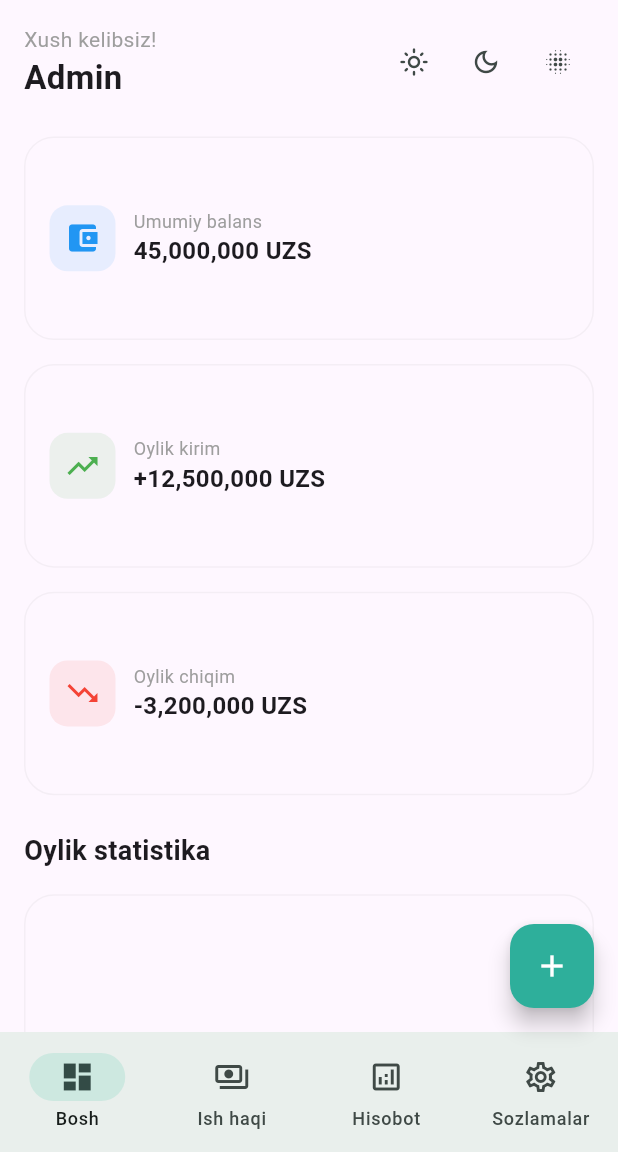
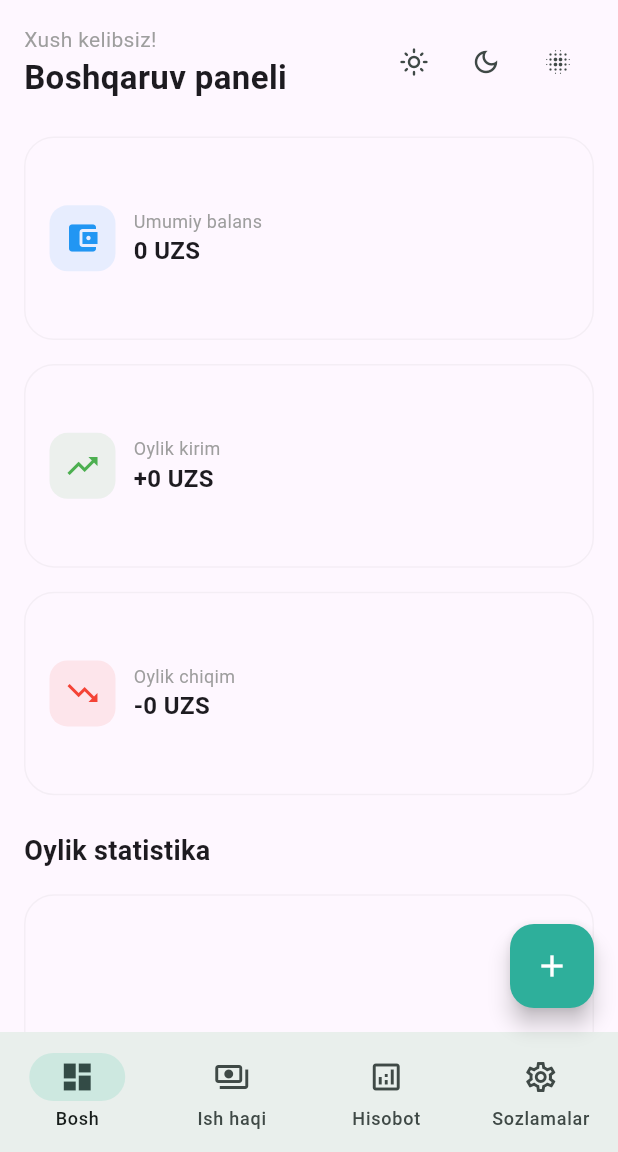
Before and after one commit to aka-FinGo/cabix, a Flutter app: the DashboardScreen screen opened by its route, on a phone screen of 412 x 824 dp, the part 84-1236 px from its top. Run offline on Flutter 3.47's test engine with Material 3 defaults, Android fonts, the light colour scheme and no system bars; our stand-ins replace flutter_riverpod, go_router, supabase_flutter; accounts and stored records are empty.

Commit message:
Update dashboard_screen.dart

```diff
--- a/lib/features/dashboard/dashboard_screen.dart
+++ b/lib/features/dashboard/dashboard_screen.dart
@@ -2,6 +2,8 @@
 import 'package:flutter/material.dart';
 import 'package:flutter_riverpod/flutter_riverpod.dart';
 import '../../core/theme/theme_provider.dart';
+import '../transactions/transaction_repository.dart';
+import 'dashboard_provider.dart';
 
 class DashboardScreen extends ConsumerWidget {
   const DashboardScreen({super.key});
@@ -11,27 +13,53 @@
     final currentTheme = ref.watch(themeProvider);
     final bool isGlass = currentTheme == AppThemeMode.glass;
 
+    // Ma'lumotlarni provayderlardan olish
+    final statsAsync = ref.watch(statsProvider);
+    final pendingAsync = ref.watch(pendingSalariesProvider);
+
     return Scaffold(
       body: Container(
         decoration: isGlass ? const BoxDecoration(
           gradient: LinearGradient(
-            colors: [Color(0xFF0F6659), Color(0xFF2EAF9B)], // Fintech ranglari
+            colors: [Color(0xFF0F6659), Color(0xFF2EAF9B)],
             begin: Alignment.topLeft,
             end: Alignment.bottomRight,
           ),
         ) : null,
+        child: RefreshIndicator(
+          onRefresh: () async {
+            ref.invalidate(statsProvider);
+            ref.invalidate(pendingSalariesProvider);
+          },
           child: SingleChildScrollView(
+            physics: const AlwaysScrollableScrollPhysics(),
             padding: const EdgeInsets.all(16.0),
             child: Column(
               crossAxisAlignment: CrossAxisAlignment.start,
               children: [
                 _buildHeader(context, ref),
                 const SizedBox(height: 24),
-              _buildBalanceCards(context),
+
+                // 1. Balans Kartochkalari (Real ma'lumotlar bilan)
+                _buildBalanceCards(context, statsAsync),
+
+                // 2. Tasdiqlash kutilayotgan amallar (Faqat ma'lumot bo'lsa chiqadi)
+                pendingAsync.when(
+                  data: (items) => items.isNotEmpty
+                    ? _buildPendingSection(context, ref, items)
+                    : const SizedBox.shrink(),
+                  loading: () => const Padding(
+                    padding: EdgeInsets.symmetric(vertical: 20),
+                    child: Center(child: LinearProgressIndicator()),
+                  ),
+                  error: (e, _) => const SizedBox.shrink(),
+                ),
+
                 const SizedBox(height: 24),
                 const Text("Oylik statistika", style: TextStyle(fontSize: 18, fontWeight: FontWeight.bold)),
                 const SizedBox(height: 16),
                 _buildMainChart(context),
+
                 const SizedBox(height: 24),
                 const Text("Oxirgi amallar", style: TextStyle(fontSize: 18, fontWeight: FontWeight.bold)),
                 _buildRecentTransactions(),
@@ -39,18 +67,20 @@
             ),
           ),
         ),
+      ),
     );
   }
 
+  // Header bo'limi
   Widget _buildHeader(BuildContext context, WidgetRef ref) {
     return Row(
-      mainAxisAlignment: MainAxisAlignment.spaceBetween, // XATO SHU YERDA TUZATILDI
+      mainAxisAlignment: MainAxisAlignment.spaceBetween,
       children: [
         const Column(
           crossAxisAlignment: CrossAxisAlignment.start,
           children: [
             Text("Xush kelibsiz!", style: TextStyle(fontSize: 14, color: Colors.grey)),
-            Text("Admin", style: TextStyle(fontSize: 22, fontWeight: FontWeight.bold)),
+            Text("Boshqaruv paneli", style: TextStyle(fontSize: 22, fontWeight: FontWeight.bold)),
           ],
         ),
         _ThemeSwitcher(),
@@ -58,10 +88,12 @@
     );
   }
 
-  Widget _buildBalanceCards(BuildContext context) {
+  // Balans kartochkalari vidjeti
+  Widget _buildBalanceCards(BuildContext context, AsyncValue<Map<String, double>> statsAsync) {
+    return statsAsync.when(
+      data: (stats) {
         final width = MediaQuery.of(context).size.width;
         int crossAxisCount = width > 1200 ? 3 : (width > 600 ? 2 : 1);
-
         return GridView.count(
           shrinkWrap: true,
           physics: const NeverScrollableScrollPhysics(),
@@ -69,12 +101,87 @@
           childAspectRatio: 2.8,
           mainAxisSpacing: 16,
           crossAxisSpacing: 16,
-      children: const [
-        _FinanceCard(title: "Umumiy balans", amount: "45,000,000 UZS", icon: Icons.account_balance_wallet, color: Colors.blue),
-        _FinanceCard(title: "Oylik kirim", amount: "+12,500,000 UZS", icon: Icons.trending_up, color: Colors.green),
-        _FinanceCard(title: "Oylik chiqim", amount: "-3,200,000 UZS", icon: Icons.trending_down, color: Colors.red),
+          children: [
+            _FinanceCard(
+              title: "Umumiy balans",
+              amount: "${stats['balance']?.toStringAsFixed(0)} UZS",
+              icon: Icons.account_balance_wallet,
+              color: Colors.blue
+            ),
+            _FinanceCard(
+              title: "Oylik kirim",
+              amount: "+${stats['income']?.toStringAsFixed(0)} UZS",
+              icon: Icons.trending_up,
+              color: Colors.green
+            ),
+            _FinanceCard(
+              title: "Oylik chiqim",
+              amount: "-${stats['expense']?.toStringAsFixed(0)} UZS",
+              icon: Icons.trending_down,
+              color: Colors.red
+            ),
           ],
         );
+      },
+      loading: () => const Center(child: CircularProgressIndicator()),
+      error: (e, _) => Center(child: Text("Xatolik: $e")),
+    );
+  }
+
+  // Tasdiqlash kutilayotgan amallar vidjeti
+  Widget _buildPendingSection(BuildContext context, WidgetRef ref, List<Map<String, dynamic>> items) {
+    return Column(
+      crossAxisAlignment: CrossAxisAlignment.start,
+      children: [
+        const SizedBox(height: 24),
+        Row(
+          children: [
+            const Icon(Icons.pending_actions, color: Colors.orange, size: 20),
+            const SizedBox(width: 8),
+            Text(
+              "Tasdiqlash kutilmoqda (${items.length})",
+              style: const TextStyle(fontSize: 18, fontWeight: FontWeight.bold, color: Colors.orange),
+            ),
+          ],
+        ),
+        const SizedBox(height: 12),
+        ListView.builder(
+          shrinkWrap: true,
+          physics: const NeverScrollableScrollPhysics(),
+          itemCount: items.length,
+          itemBuilder: (context, index) {
+            final item = items[index];
+            return _GlassContainer(
+              margin: const EdgeInsets.only(bottom: 10),
+              child: ListTile(
+                contentPadding: const EdgeInsets.symmetric(horizontal: 12),
+                title: Text("${item['amount_uzs']} UZS", style: const TextStyle(fontWeight: FontWeight.bold)),
+                subtitle: Text("Kimdan: ${item['profiles']?['full_name'] ?? 'Noma\'lum'}\nIzoh: ${item['comment'] ?? '-'}"),
+                trailing: Row(
+                  mainAxisSize: MainAxisSize.min,
+                  children: [
+                    IconButton(
+                      icon: const Icon(Icons.check_circle, color: Colors.green),
+                      onPressed: () => _updateStatus(ref, item['id'], 'confirmed'),
+                    ),
+                    IconButton(
+                      icon: const Icon(Icons.cancel, color: Colors.red),
+                      onPressed: () => _updateStatus(ref, item['id'], 'rejected'),
+                    ),
+                  ],
+                ),
+              ),
+            );
+          },
+        ),
+      ],
+    );
+  }
+
+  Future<void> _updateStatus(WidgetRef ref, String id, String status) async {
+    await ref.read(transactionRepoProvider).updateSalaryStatus(salaryId: id, newStatus: status);
+    ref.invalidate(pendingSalariesProvider);
+    ref.invalidate(statsProvider);
   }
 
   Widget _buildMainChart(BuildContext context) {
@@ -89,28 +196,29 @@
     return ListView.builder(
       shrinkWrap: true,
       physics: const NeverScrollableScrollPhysics(),
-      itemCount: 5,
-      itemBuilder: (context, index) => Card(
-        elevation: 0,
-        color: Colors.transparent,
-        child: ListTile(
+      itemCount: 3,
+      itemBuilder: (context, index) => ListTile(
         contentPadding: EdgeInsets.zero,
-          leading: const CircleAvatar(backgroundColor: Color(0xFFF1F1F1), child: Icon(Icons.shopping_cart, size: 20, color: Colors.black)),
-          title: const Text("Oziq-ovqat", style: TextStyle(fontWeight: FontWeight.w600)),
-          subtitle: const Text("Bugun, 14:20", style: TextStyle(fontSize: 12)),
-          trailing: const Text("-150,000 UZS", style: TextStyle(fontWeight: FontWeight.bold, color: Colors.red)),
-        ),
+        leading: const CircleAvatar(child: Icon(Icons.history, size: 20)),
+        title: const Text("Oxirgi amaliyot"),
+        subtitle: const Text("Bugun"),
+        trailing: const Text("Ko'rish", style: TextStyle(color: Colors.blue)),
       ),
     );
   }
 }
 
+// ---------------------------------------------------------
+// UI KOMPONENTLARI (Glassmorphism & Cards)
+// ---------------------------------------------------------
+
 class _GlassContainer extends ConsumerWidget {
   final Widget child;
   final double? height;
   final double? width;
+  final EdgeInsetsGeometry? margin;
 
-  const _GlassContainer({required this.child, this.height, this.width});
+  const _GlassContainer({required this.child, this.height, this.width, this.margin});
 
   @override
   Widget build(BuildContext context, WidgetRef ref) {
@@ -119,6 +227,7 @@
       return Container(
         height: height,
         width: width,
+        margin: margin,
         padding: const EdgeInsets.all(16),
         decoration: BoxDecoration(
           color: Theme.of(context).cardColor,
@@ -129,7 +238,9 @@
       );
     }
 
-    return ClipRRect(
+    return Container(
+      margin: margin,
+      child: ClipRRect(
         borderRadius: BorderRadius.circular(24),
         child: BackdropFilter(
           filter: ImageFilter.blur(sigmaX: 12, sigmaY: 12),
@@ -143,6 +254,7 @@
               border: Border.all(color: Colors.white.withOpacity(0.2)),
             ),
             child: child,
+          ),
         ),
       ),
     );
@@ -173,8 +285,8 @@
               mainAxisAlignment: MainAxisAlignment.center,
               crossAxisAlignment: CrossAxisAlignment.start,
               children: [
-                Text(title, style: const TextStyle(color: Colors.grey, fontSize: 12), maxLines: 1, overflow: TextOverflow.ellipsis),
-                Text(amount, style: const TextStyle(fontWeight: FontWeight.bold, fontSize: 16), maxLines: 1, overflow: TextOverflow.ellipsis),
+                Text(title, style: const TextStyle(color: Colors.grey, fontSize: 12)),
+                Text(amount, style: const TextStyle(fontWeight: FontWeight.bold, fontSize: 16)),
               ],
             ),
           )
```
Lines whose indentation alone changed are shown as unchanged.
